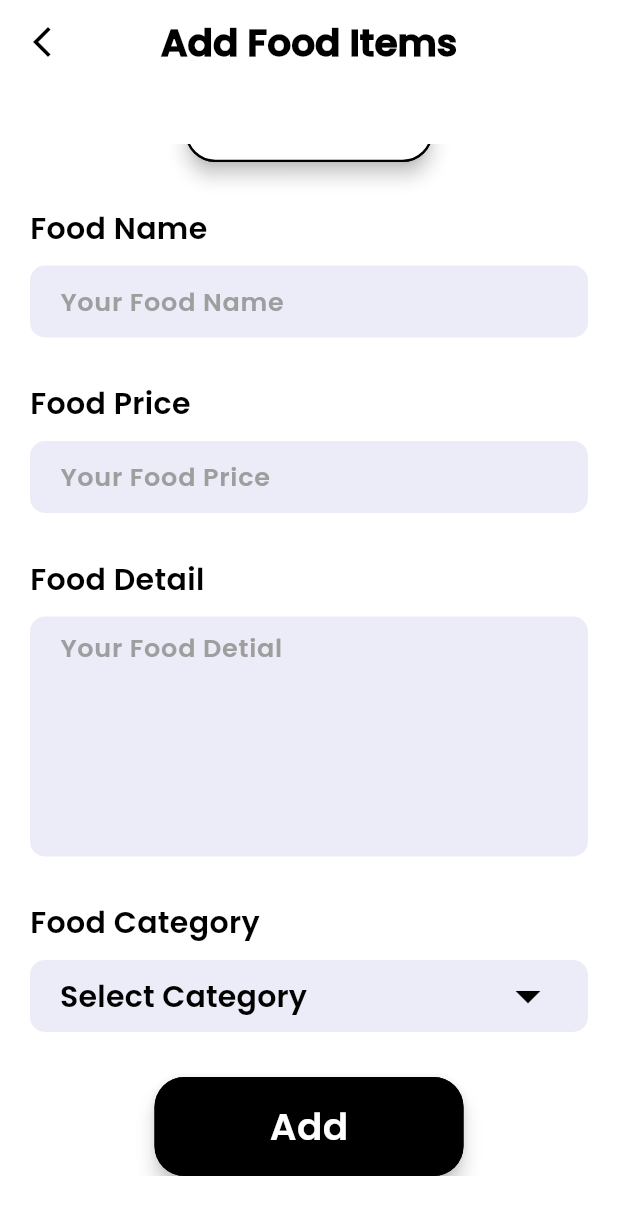
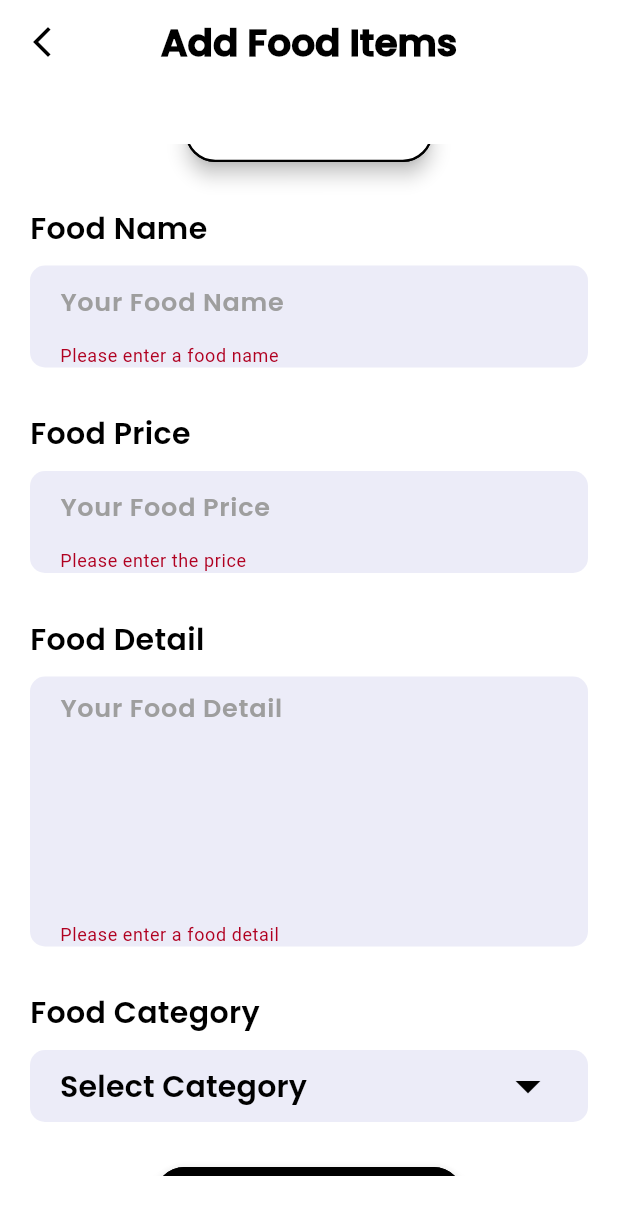
Before and after one commit to 0384182069/Ecommerce_App, a Flutter app: the AdminAddfood screen opened directly, scrolled down 192 dp, after a tap on "Add", on a phone screen of 412 x 824 dp. Shown: the top 1215 px of the screen. Run offline on Flutter 3.47's test engine with Material 3 defaults, Android fonts, the phone set to English and light mode, and no system bars; our stand-ins replace cloud_firestore, curved_navigation_bar, firebase_auth, firebase_core, flutter_dotenv, fluttertoast and 2 more; missing offline and left inert: flutter_stripe; accounts and stored records are empty.

Commit message:
finished load product on firebase

```diff
--- a/lib/admin/admin_addfood.dart
+++ b/lib/admin/admin_addfood.dart
@@ -3,11 +3,10 @@ import 'package:ecommerce_app/services/cloud_store.dart';
 import 'package:ecommerce_app/services/rest_api.dart';
 import 'package:ecommerce_app/utils/text_helper.dart';
 import 'package:ecommerce_app/utils/toast_helper.dart';
-import 'package:firebase_storage/firebase_storage.dart';
 import 'package:flutter/foundation.dart';
 import 'package:flutter/material.dart';
 import 'package:image_picker/image_picker.dart';
-import 'package:random_string/random_string.dart';
+
 
 class AdminAddfood extends StatefulWidget {
   const AdminAddfood({super.key});
@@ -17,6 +16,7 @@ class AdminAddfood extends StatefulWidget {
 }
 
 class _AdminAddfoodState extends State<AdminAddfood> {
+
   final List<String> categories = ["Chicken","Pizza", "Burger", "Combo"];
   String? category;
   TextEditingController nameController = new TextEditingController();
@@ -25,7 +25,9 @@ class _AdminAddfoodState extends State<AdminAddfood> {
   final ImagePicker _imagePicker = ImagePicker();
   File? selectedImage;
   final RestApi api = RestApi();
+  final GlobalKey<FormState> _formKey = GlobalKey<FormState>();
 
+  //Đường dẫn hình
   Future getImage() async {
     var image = await _imagePicker.pickImage(source: ImageSource.gallery);
     if (image != null) {
@@ -37,9 +39,17 @@ class _AdminAddfoodState extends State<AdminAddfood> {
   }
   Future<void> addFoodItem() async {
     if (selectedImage != null) {
+      showDialog(
+        context: context,
+        builder: (context) {
+          return const Center(child: CircularProgressIndicator());
+        },
+      );
+      //POST API
       Uint8List bytes = await selectedImage!.readAsBytes();
       String? imageUrl = await api.uploadImage(bytes,selectedImage!.path);
 
+      //Thêm vào firebase cloud
       if (imageUrl != null) {
         Map<String, dynamic> foodData = {
           "name": nameController.text,
@@ -50,6 +60,7 @@ class _AdminAddfoodState extends State<AdminAddfood> {
         };
 
         await CloudStore().addFoodItem(category!,foodData);
+
         // Thông báo thành công và làm mới trạng thái
         setState(() {
           selectedImage = null;
@@ -58,9 +69,12 @@ class _AdminAddfoodState extends State<AdminAddfood> {
           detailController.clear();
           category = null;
         });
+
+        Navigator.of(context).pop();
         ToastHelper.showToast("Food item added successfully!", Colors.green);
       } else {
-        ToastHelper.showToast("Failed to upload image", Colors.red);
+        Navigator.of(context).pop();
+        ToastHelper.showToast("Choose your food image!", Colors.red);
       }
     }
   }
@@ -81,6 +95,8 @@ class _AdminAddfoodState extends State<AdminAddfood> {
       body: Container(
         margin: const EdgeInsets.only(left: 20,right: 20, top: 40, bottom: 40),
         child: SingleChildScrollView(
+          child: Form(
+            key: _formKey,
             child: Column(
               crossAxisAlignment: CrossAxisAlignment.start,
               children: [
@@ -123,15 +139,19 @@ class _AdminAddfoodState extends State<AdminAddfood> {
                     color: const Color(0xFFececf8),
                     borderRadius: BorderRadius.circular(10),
                   ),
-                child: TextField(
+                  child: TextFormField(
                     controller: nameController,
                     cursorColor: Colors.black,
                     decoration: InputDecoration(
                         border: InputBorder.none,
                         hintText: "Your Food Name",
-                    hintStyle: TextHelper.subtitleTextStyle()
-                  ),
-                ),
+                        hintStyle: TextHelper.subtitleTextStyle()),
+                    validator: (value) {
+                      if (value == null || value.trim().isEmpty) {
+                        return 'Please enter a food name';
+                      }
+                      return null;
+                    },),
                 ),
                 const SizedBox(height: 30,),
                 Text("Food Price", style: TextHelper.bodyTextStyle(context),),
@@ -143,14 +163,21 @@ class _AdminAddfoodState extends State<AdminAddfood> {
                     color: const Color(0xFFececf8),
                     borderRadius: BorderRadius.circular(10),
                   ),
-                child: TextField(
+                  child: TextFormField(
                     controller: priceController,
                     cursorColor: Colors.black,
+                    keyboardType: const TextInputType.numberWithOptions(decimal: true),
                     decoration: InputDecoration(
                       border: InputBorder.none,
                       hintText: "Your Food Price",
-                    hintStyle: TextHelper.subtitleTextStyle()
+                      hintStyle: TextHelper.subtitleTextStyle(),
                     ),
+                    validator: (value) {
+                      if (value == null || value.isEmpty) {
+                        return 'Please enter the price';
+                      }
+                      return null;
+                    },
                   ),
                 ),
                 const SizedBox(height: 30,),
@@ -163,16 +190,20 @@ class _AdminAddfoodState extends State<AdminAddfood> {
                     color: const Color(0xFFececf8),
                     borderRadius: BorderRadius.circular(10),
                   ),
-                child: TextField(
+                  child: TextFormField(
                     maxLines: 6,
                     controller: detailController,
                     cursorColor: Colors.black,
                     decoration: InputDecoration(
                         border: InputBorder.none,
-                    hintText: "Your Food Detial",
-                    hintStyle: TextHelper.subtitleTextStyle()
-                  ),
-                ),
+                        hintText: "Your Food Detail",
+                        hintStyle: TextHelper.subtitleTextStyle()),
+                    validator: (value) {
+                      if (value == null || value.trim().isEmpty) {
+                        return 'Please enter a food detail';
+                      }
+                      return null;
+                    },),
                 ),
                 const SizedBox(height: 30,),
                 Text("Food Category", style: TextHelper.bodyTextStyle(context),),
@@ -203,7 +234,11 @@ class _AdminAddfoodState extends State<AdminAddfood> {
                 const SizedBox(height: 30,),
                 Center(
                   child: GestureDetector(
-                  onTap: addFoodItem,
+                    onTap: ()async{
+                      if(_formKey.currentState!.validate()){
+                        await addFoodItem();
+                      }
+                    },
                     child: Material(
                       elevation: 5,
                       borderRadius: BorderRadius.circular(20),
@@ -227,6 +262,7 @@ class _AdminAddfoodState extends State<AdminAddfood> {
             ],),
           ),
         ),
+      ),
     );
   }
 }
--- a/lib/main.dart
+++ b/lib/main.dart
@@ -1,7 +1,7 @@
-import 'package:ecommerce_app/admin/admin_login.dart';
 import 'package:ecommerce_app/view_models/auth_view_model.dart';
 import 'package:ecommerce_app/view_models/payment_view_model.dart';
 import 'package:ecommerce_app/view_models/themma_view_model.dart';
+import 'package:ecommerce_app/views/login_view.dart';
 import 'package:firebase_core/firebase_core.dart';
 import 'package:flutter/foundation.dart';
 import 'package:flutter/material.dart';
@@ -49,7 +49,7 @@ class MyApp extends StatelessWidget {
       debugShowCheckedModeBanner: false,
       theme: themeViewModel.currentTheme,
       title: 'SPEEDYEATS',
-      home: const AdminLogin(),
+      home: const Login(),
     );
   }
 }
--- /dev/null
+++ b/lib/models/product_model.dart
@@ -0,0 +1,31 @@
+class Product {
+  final String id;
+  final String name;
+  final double price;
+  final String detail;
+  final String category;
+  final String imageUrl;
+
+  Product({
+    required this.id,
+    required this.name,
+    required this.price,
+    required this.detail,
+    required this.category,
+    required this.imageUrl,
+  });
+
+  // Phương thức từ Map để tạo instance Product
+  factory Product.fromMap(Map<String, dynamic> data, String documentId) {
+    return Product(
+      id: documentId,
+      name: data['name'] ?? '',
+      detail: data['detail'] ?? '',
+      category: data['category'] ?? '',
+      imageUrl: data['imageUrl'] ?? '',
+      price: data['price'] is String
+          ? double.tryParse(data['price']) ?? 0.0
+          : (data['price'] as num).toDouble(),
+    );
+  }
+}
--- a/lib/views/details_view.dart
+++ b/lib/views/details_view.dart
@@ -4,7 +4,19 @@ import 'package:flutter/material.dart';
 
 
 class Details extends StatefulWidget {
-  const Details({super.key});
+  final String id;
+  final String name;
+  final String detail;
+  final double price;
+  final String image;
+
+  const Details({
+    super.key,
+    required this.id,
+    required this.name,
+    required this.detail,
+    required this.price,
+    required this.image,});
 
   @override
   State<Details> createState() => _DetailsState();
@@ -40,8 +52,8 @@ class _DetailsState extends State<Details> {
                 Icon(Icons.favorite_border, color: Theme.of(context).primaryColor,),
               ]
             ),
-            Image.asset(
-              "assets/images/1-Fried-Chicken.png",
+            Image.network(
+              widget.image,
               width: MediaQuery.of(context).size.width,
               height: MediaQuery.of(context).size.width/1.15,
               fit: BoxFit.fill,
@@ -52,7 +64,7 @@ class _DetailsState extends State<Details> {
               Column(
                 crossAxisAlignment: CrossAxisAlignment.start,
                 children: [
-                  Text("1 Miếng Gà Rán", style: TextHelper.headerTextStyle(context),)
+                  Text(widget.name, style: TextHelper.headerTextStyle(context),)
                 ],
               ),
               const Spacer(),
@@ -90,7 +102,7 @@ class _DetailsState extends State<Details> {
             ],),
             const SizedBox(height: 10,),
             Text(
-              "2 Miếng Gà Giòn Cay/Gà Truyền Thống/Gà Giòn Không Cay",
+              widget.detail,
               style: TextHelper.subtitleTextStyle(),
             ),
             const Spacer(),
@@ -103,7 +115,7 @@ class _DetailsState extends State<Details> {
                   crossAxisAlignment: CrossAxisAlignment.start,
                   children: [
                   Text("Total Price", style: TextHelper.headerTextStyle(context),),
-                  Text("\$${28*quantity}",style: TextHelper.headerTextStyle(context),),
+                  Text("\$${widget.price*quantity}",style: TextHelper.headerTextStyle(context),),
                 ],),
                 Container(
                   padding: const EdgeInsets.all(8),
```
Also changed, not shown: lib/services/api_call.dart (renamed from lib/services/rest_api.dart, +12 -8 lines), lib/services/cloud_store.dart (+16 -6 lines), lib/views/home_view.dart (+11 -63 lines), lib/widgets/products_list.dart (added, +123 -0 lines), 2 other files. Lines whose indentation alone changed are shown as unchanged.
